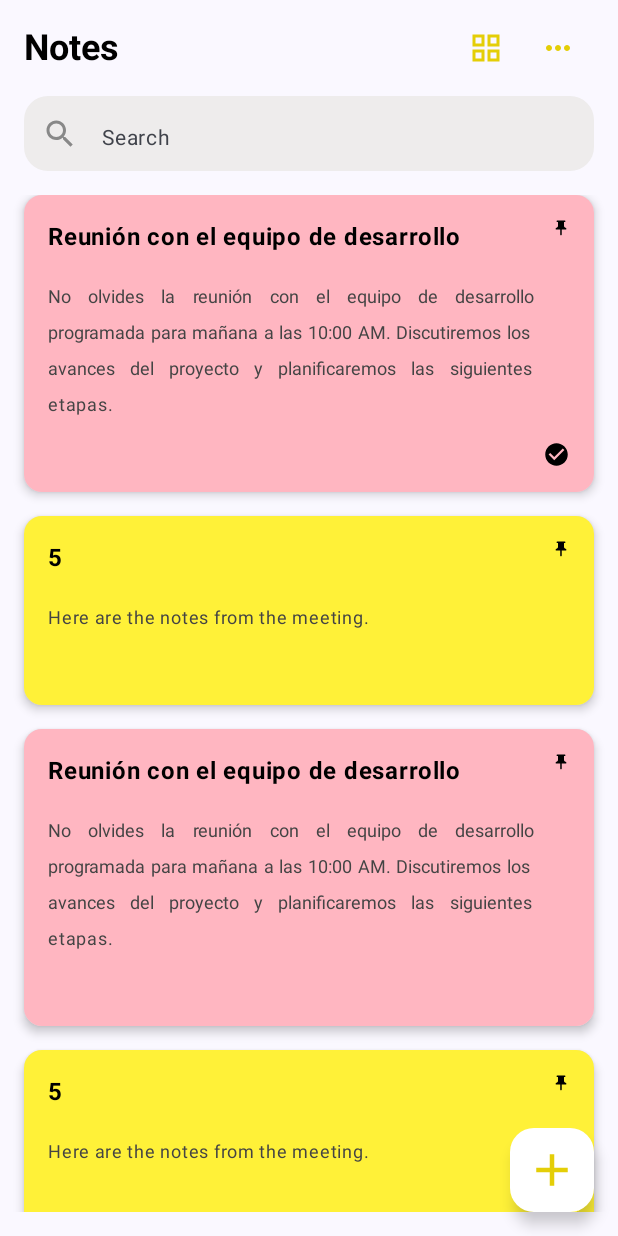
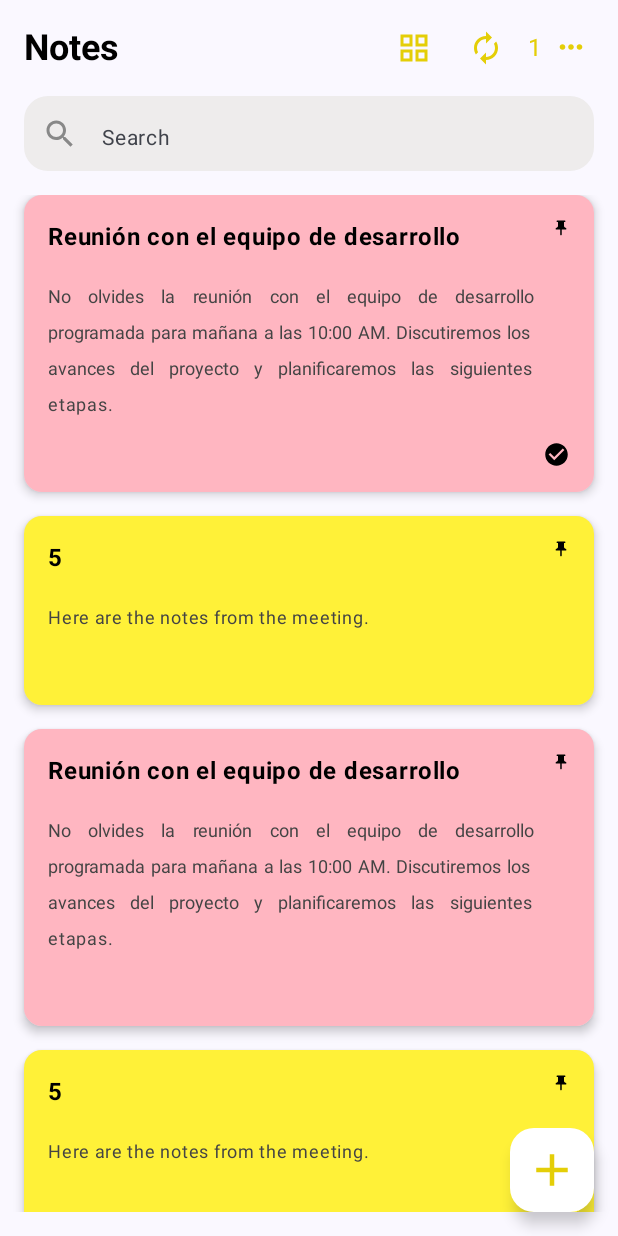
Before and after one commit to juanpablorenau/NotePad, an Android app built with Jetpack Compose: the screen it shows after launch (MainActivity), after a tap on "Reunión con el equipo de desarrollo", on a phone screen of 412 x 824 dp. Run offline under Robolectric (Android 15) with nearby library versions, the phone set to English and light mode, and no system bars; our stand-ins replace Dagger/Hilt's generated code; 2 other taps on this screen came first.

Commit message:
feat/list_actions: Add refresh items

```diff
--- a/app/src/main/java/com/example/notepad/ui/list/NotesScreen.kt
+++ b/app/src/main/java/com/example/notepad/ui/list/NotesScreen.kt
@@ -11,7 +11,8 @@
 import androidx.compose.foundation.text.KeyboardActions
 import androidx.compose.foundation.text.KeyboardOptions
 import androidx.compose.material.icons.Icons
-import androidx.compose.material.icons.filled.*
+import androidx.compose.material.icons.filled.Close
+import androidx.compose.material.icons.filled.Search
 import androidx.compose.material3.*
 import androidx.compose.runtime.*
 import androidx.compose.ui.Alignment
@@ -32,7 +33,6 @@
 import androidx.compose.ui.unit.dp
 import androidx.compose.ui.unit.sp
 import androidx.lifecycle.compose.collectAsStateWithLifecycle
-import androidx.lifecycle.viewmodel.compose.viewModel
 import com.example.model.entities.Note
 import com.example.notepad.R
 import com.example.notepad.components.Dialog
@@ -62,7 +62,8 @@
                 onCardLongClick = { index, offset -> viewModel.saveOffSetInNotes(index, offset) },
                 deleteNotes = { viewModel.deleteCheckedNotes() },
                 pinUpNotes = { viewModel.pinUpCheckedNotes() },
-                changeItemsView = { viewModel.changeItemsView() }
+                changeItemsView = { viewModel.changeItemsView() },
+                refreshPositions = { viewModel.refreshPositions() }
             )
     }
 }
@@ -79,6 +80,7 @@
     deleteNotes: () -> Unit = {},
     pinUpNotes: () -> Unit = {},
     changeItemsView: () -> Unit = {},
+    refreshPositions: () -> Unit = {},
 ) {
     Scaffold(
         topBar = {
@@ -87,7 +89,8 @@
                 itemsView = itemsView,
                 deleteNotes = deleteNotes,
                 pinUpNotes = pinUpNotes,
-                changeItemsView = changeItemsView
+                changeItemsView = changeItemsView,
+                refreshPositions = refreshPositions
             )
         },
         content = { padding ->
@@ -113,6 +116,7 @@
     deleteNotes: () -> Unit = {},
     pinUpNotes: () -> Unit = {},
     changeItemsView: () -> Unit = {},
+    refreshPositions: () -> Unit = {},
 ) {
 
     var showMenu by remember { mutableStateOf(false) }
@@ -131,20 +135,34 @@
         actions = {
             IconButton(onClick = { changeItemsView() }) {
                 Icon(
-                    painter = painterResource(id = if(itemsView == 1) R.drawable.ic_grid_view else R.drawable.ic_list),
+                    painter = painterResource(id = if (itemsView == 1) R.drawable.ic_grid_view else R.drawable.ic_list),
                     contentDescription = "Grid icon",
                     tint = YellowDark
                 )
             }
+
+            IconButton(onClick = { refreshPositions() }) {
+                Icon(
+                    painter = painterResource(id = R.drawable.ic_refresh),
+                    contentDescription = "Refresh icon",
+                    tint = YellowDark
+                )
+            }
+
             if (notes.any { it.isChecked }) {
                 IconButton(onClick = { showMenu = !showMenu }) {
-                    Icon(
-                        painter = painterResource(id = R.drawable.ic_more_horiz),
-                        contentDescription = "More icon",
-                        tint = YellowDark
-                    )
+                    Row {
+                        Text(text = notes.count { it.isChecked }.toString(), color = YellowDark)
+                        Spacer(modifier = Modifier.width(8.dp))
+                        Icon(
+                            painter = painterResource(id = R.drawable.ic_more_horiz),
+                            contentDescription = "More icon",
+                            tint = YellowDark
+                        )
+                    }
                 }
             }
+
             DropdownMenu(
                 expanded = showMenu,
                 onDismissRequest = { showMenu = false }
@@ -298,7 +316,7 @@
         shape = Shapes().medium,
         modifier = Modifier
             .fillMaxSize()
-            .offset { IntOffset(offsetX.roundToInt(), offsetY.roundToInt()) }
+            .offset { IntOffset(note.offsetX.roundToInt(), note.offsetY.roundToInt()) }
             .clickable { onCardClick(index) }
             .pointerInput(Unit) {
                 detectDragGesturesAfterLongPress(
--- a/app/src/main/java/com/example/notepad/ui/list/NotesViewModel.kt
+++ b/app/src/main/java/com/example/notepad/ui/list/NotesViewModel.kt
@@ -103,4 +103,12 @@
             }
         }
     }
+
+    fun refreshPositions(){
+        _uiState.getAndUpdate {
+            with((it as NotesUiState.Success)) {
+                copy(notes = notes.map { note -> note.copy(offsetX = 0f, offsetY = 0f) })
+            }
+        }
+    }
 }
--- /dev/null
+++ b/app/src/main/res/drawable/ic_refresh.xml
@@ -0,0 +1,5 @@
+<vector xmlns:android="http://schemas.android.com/apk/res/android" android:height="24dp" android:tint="#000000" android:viewportHeight="24" android:viewportWidth="24" android:width="24dp">
+
+    <path android:fillColor="@android:color/white" android:pathData="M12,6v3l4,-4 -4,-4v3c-4.42,0 -8,3.58 -8,8 0,1.57 0.46,3.03 1.24,4.26L6.7,14.8c-0.45,-0.83 -0.7,-1.79 -0.7,-2.8 0,-3.31 2.69,-6 6,-6zM18.76,7.74L17.3,9.2c0.44,0.84 0.7,1.79 0.7,2.8 0,3.31 -2.69,6 -6,6v-3l-4,4 4,4v-3c4.42,0 8,-3.58 8,-8 0,-1.57 -0.46,-3.03 -1.24,-4.26z"/>
+
+</vector>
```
